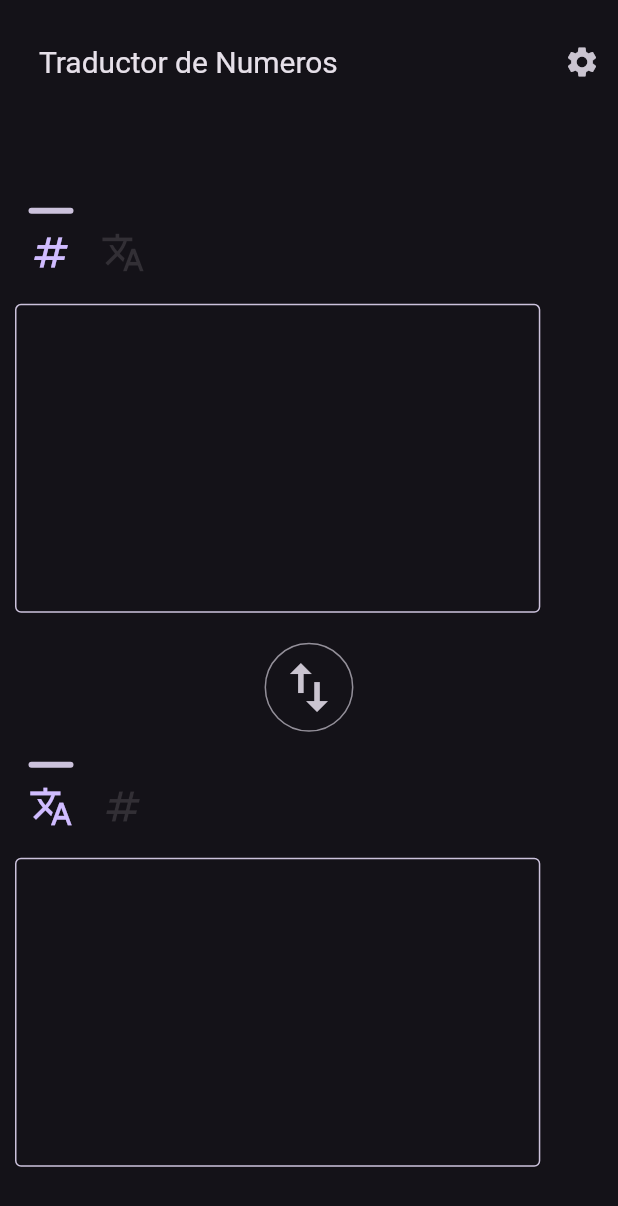
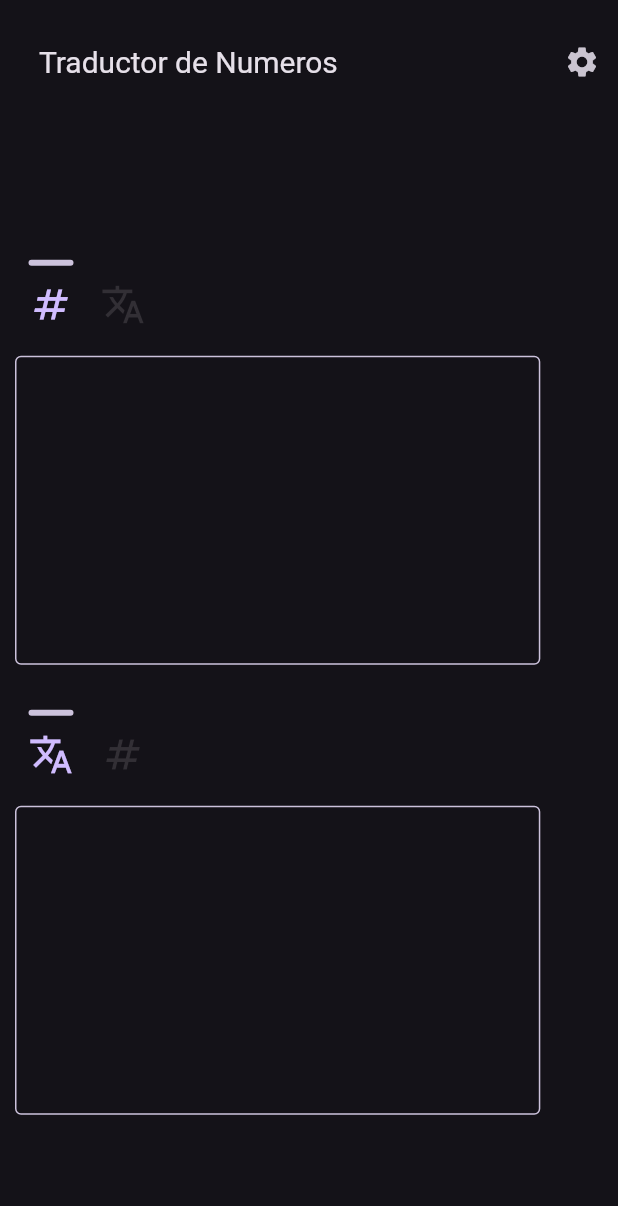
Before and after one commit to code-ventage/ia-final-project-front, a Flutter app: the screen it shows after launch, on a phone screen of 412 x 824 dp. Shown: the top 1206 px of the screen. Run offline on Flutter 3.47's test engine with Material 3 defaults, Android fonts, the phone set to English and light mode, and no system bars; our stand-ins replace bloc, dio, easy_localization, equatable, flutter_bloc, get_it and 1 more.

Commit message:
feat: add translations feature for the apk

```diff
--- a/lib/config/config_data/configuration_data.dart
+++ b/lib/config/config_data/configuration_data.dart
@@ -2,7 +2,7 @@ class ConfigurationData {
   ConfigurationData({
     this.BASE_URL = "http://0.0.0.0:34545",
     this.CONTENT_TYPE = "application/json",
-    this.DEBUGING = false,
+    this.DEBUGING = true,
   });
 
   String BASE_URL;
--- a/lib/main.dart
+++ b/lib/main.dart
@@ -27,17 +27,7 @@ class NumberTranslateApp extends StatelessWidget {
         BlocProvider(create: (context) => serviceLocator.get<NumberTranslatorCubit>()),
         BlocProvider(create: (context) => serviceLocator.get<ConfigurationsCubit>())
       ],
-      child: EasyLocalization(
-        supportedLocales: const [
-          Locale('es', 'ES'),
-          Locale('en', 'US'),
-        ],
-        path: 'assets/translations', // Asegúrate de que esta ruta es correcta
-        startLocale: const Locale('es', 'ES'),
-        fallbackLocale: const Locale('es', 'ES'),
-        useFallbackTranslations: true,
       child: const _NumberTranslateApp(),
-      ),
     );
   }
 }
@@ -49,7 +39,18 @@ class _NumberTranslateApp extends StatelessWidget {
 
   @override
   Widget build(BuildContext context) {
-    return MaterialApp.router(
+    return BlocBuilder<ConfigurationsCubit, ConfigurationsState>(
+      builder: (context, state) {
+        return EasyLocalization(
+          supportedLocales: const [
+            Locale('es', 'ES'),
+            Locale('en', 'US'),
+          ],
+          path: 'assets/translations',
+          startLocale: (state as ConfigurationsInitial).isSpanishLanguaje ? const Locale('es', 'ES') : const Locale('en', 'US'),
+          fallbackLocale: const Locale('es', 'ES'),
+          useFallbackTranslations: true,
+          child: MaterialApp.router(
             localizationsDelegates: context.localizationDelegates,
             supportedLocales: context.supportedLocales,
             locale: context.locale,
@@ -59,6 +60,9 @@ class _NumberTranslateApp extends StatelessWidget {
             darkTheme: ThemeData.dark(),
             themeMode: ThemeMode.dark,
             theme: ThemeData.dark(),
+          ),
+        );
+      },
     );
   }
 }
--- a/lib/number_translator/presentation/bloc/configurations/configurations_cubit.dart
+++ b/lib/number_translator/presentation/bloc/configurations/configurations_cubit.dart
@@ -14,6 +14,6 @@ class ConfigurationsCubit extends Cubit<ConfigurationsState> {
   void setBaseUrl(String hotspotAddress) async {
     serviceLocator<ConfigurationData>().BASE_URL = 'http://$hotspotAddress:34545';
     controller.text = hotspotAddress;
-    emit(state.copyWith(baseUrl: hotspotAddress));
+    emit(state.copyWith(hotspotAddress: hotspotAddress));
   }
 }
--- a/lib/number_translator/presentation/bloc/configurations/configurations_state.dart
+++ b/lib/number_translator/presentation/bloc/configurations/configurations_state.dart
@@ -3,21 +3,23 @@ part of 'configurations_cubit.dart';
 abstract class ConfigurationsState extends Equatable {
   const ConfigurationsState();
 
-  ConfigurationsInitial copyWith({String? baseUrl});
+  ConfigurationsInitial copyWith({String? hotspotAddress});
 }
 
 class ConfigurationsInitial extends ConfigurationsState {
   final String hotspotAddress;
+  final bool isSpanishLanguaje;
 
-  const ConfigurationsInitial(
-      {this.hotspotAddress = '192.168.43.9'});
+  const ConfigurationsInitial({this.hotspotAddress = '192.168.43.9', this.isSpanishLanguaje = true});
 
   @override
-  ConfigurationsInitial copyWith({String? baseUrl}) {
+  ConfigurationsInitial copyWith({String? hotspotAddress, bool? isSpanishLanguaje}) {
     return ConfigurationsInitial(
-        hotspotAddress: baseUrl ?? hotspotAddress);
+      hotspotAddress: hotspotAddress ?? this.hotspotAddress,
+      isSpanishLanguaje: isSpanishLanguaje ?? this.isSpanishLanguaje,
+    );
   }
 
   @override
-  List<Object> get props => [hotspotAddress];
+  List<Object> get props => [hotspotAddress, isSpanishLanguaje];
 }
--- a/lib/number_translator/presentation/pages/translation/number_translator_page.dart
+++ b/lib/number_translator/presentation/pages/translation/number_translator_page.dart
@@ -39,16 +39,16 @@ class NumberTranslatorPage extends StatelessWidget {
               final cubit = serviceLocator.get<NumberTranslatorCubit>();
               return MediaQuery.of(context).size.width > 600
                   ? Row(
-                      mainAxisAlignment: MainAxisAlignment.spaceEvenly,
+                      mainAxisAlignment: MainAxisAlignment.spaceAround,
                       crossAxisAlignment: CrossAxisAlignment.start,
                       children: [
                         firstTextFormField(context, height, width * 0.45, cubit, state, () => cubit.changeTranslationType()),
                         Padding(
-                          padding: EdgeInsets.only(top: height * 0.155),
+                          padding: EdgeInsets.only(top: height * 0.216),
                           child: IconButton.outlined(
                             onPressed: () => context.read<NumberTranslatorCubit>().changeTranslationType(),
                             icon: Icon(
-                              size: (height + width) < 300 ? (height + width) * 0.035 : (height + width) * 0.020,
+                              size: (height + width) * 0.015,
                               Icons.swap_horiz,
                             ),
                           ),
@@ -63,16 +63,6 @@ class NumberTranslatorPage extends StatelessWidget {
                       crossAxisAlignment: CrossAxisAlignment.center,
                       children: [
                         firstTextFormField(context, height, width, cubit, state, () => cubit.changeTranslationType()),
-                        Padding(
-                          padding: const EdgeInsets.only(top: 10.0),
-                          child: IconButton.outlined(
-                            onPressed: () => cubit.changeTranslationType(),
-                            icon: Icon(
-                              size: (height + width) * 0.035,
-                              Icons.swap_vert,
-                            ),
-                          ),
-                        ),
                         secondTextFormField(context, height, width, cubit, state, () => cubit.changeTranslationType()),
                       ],
                     );
@@ -95,7 +85,7 @@ class NumberTranslatorPage extends StatelessWidget {
     return Padding(
       padding: const EdgeInsets.all(10.0),
       child: Column(
-        crossAxisAlignment: CrossAxisAlignment.start,
+        crossAxisAlignment: width>300? CrossAxisAlignment.start: CrossAxisAlignment.center,
         children: [
           Row(
             children: [
@@ -150,7 +140,7 @@ class NumberTranslatorPage extends StatelessWidget {
     return Padding(
       padding: const EdgeInsets.all(10.0),
       child: Column(
-        crossAxisAlignment: CrossAxisAlignment.start,
+        crossAxisAlignment: width>300? CrossAxisAlignment.start: CrossAxisAlignment.center,
         children: [
           Row(
             children: [
```
Lines whose indentation alone changed are shown as unchanged.
